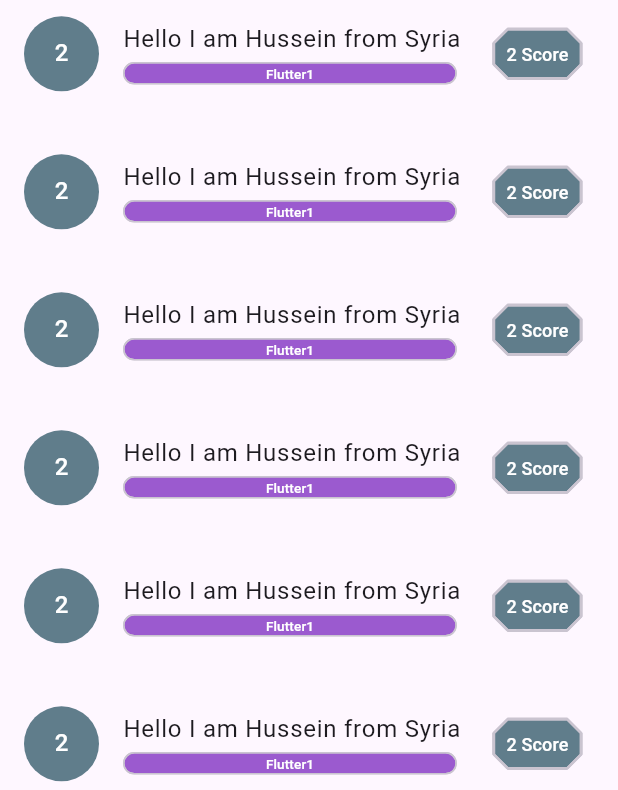
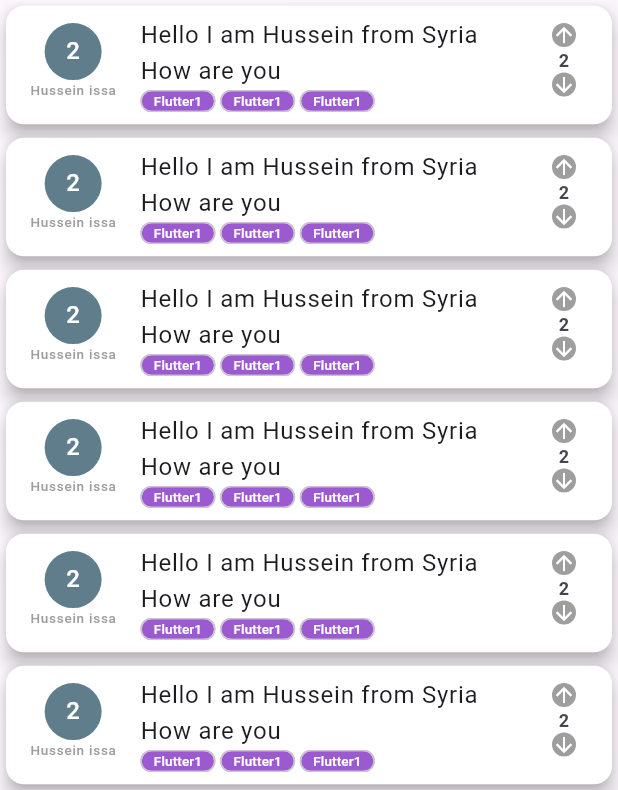
Before and after one commit to husseinmrba/questions_app_flutter, a Flutter app: the screen it shows after launch, on a phone screen of 412 x 824 dp, the part 446-1236 px from its top. Run offline on Flutter 3.47's test engine with Material 3 defaults, Android fonts, the phone set to English and light mode, and no system bars.

Commit message:
done questions view UI

```diff
--- /dev/null
+++ b/lib/widgets/custom_card.dart
@@ -0,0 +1,26 @@
+import 'package:flutter/material.dart';
+import 'package:questions_app/widgets/question_item.dart';
+
+class CustomCard extends StatelessWidget {
+  const CustomCard({super.key});
+
+  @override
+  Widget build(BuildContext context) {
+    return Container(
+      decoration: BoxDecoration(boxShadow: [
+        BoxShadow(
+          blurRadius: 5,
+          color: Colors.grey.withOpacity(.09),
+          spreadRadius: 0,
+          offset: const Offset(2, 2),
+        ),
+      ]),
+      child: const Card(
+        surfaceTintColor: Colors.white,
+        elevation: 5,
+        color: Colors.white,
+        child: QuestionItem(),
+      ),
+    );
+  }
+}
--- a/lib/widgets/question_item.dart
+++ b/lib/widgets/question_item.dart
@@ -10,15 +10,35 @@ class QuestionItem extends StatelessWidget {
   @override
   Widget build(BuildContext context) {
     return ListTile(
-      leading: const CircleAvatar(
-        radius: 25,
-        foregroundColor: Colors.white,
-        backgroundColor: Colors.blueGrey,
-        child: Text('2'),
+      leading: const Column(
+        children: [
+          CircleAvatar(
+            radius: 19,
+            foregroundColor: Colors.white,
+            backgroundColor: Colors.blueGrey,
+            child: Text('2'),
+          ),
+          Text(
+            'Hussein issa',
+            style: TextStyle(
+              fontSize: 9,
+              color: Colors.grey,
+            ),
+          )
+        ],
       ),
-      title: const Text('Hello I am Hussein from Syria'),
-      subtitle: SubTitleQuestion(),
-      trailing: TrailingQuestion(),
+      title: const Text('Hello I am Hussein from Syria How are you'),
+      subtitle: Container(
+        height: 15,
+        padding: const EdgeInsets.only(right: 100),
+        child: ListView.builder(
+            scrollDirection: Axis.horizontal,
+            itemCount: 5,
+            itemBuilder: (context, index) {
+              return const SubTitleQuestion();
+            }),
+      ),
+      trailing: const TrailingQuestion(),
     );
   }
 }
--- a/lib/widgets/questions_list_view.dart
+++ b/lib/widgets/questions_list_view.dart
@@ -1,5 +1,5 @@
 import 'package:flutter/material.dart';
-import 'package:questions_app/widgets/question_item.dart';
+import 'package:questions_app/widgets/custom_card.dart';
 
 class QuestionsListView extends StatelessWidget {
   const QuestionsListView({
@@ -10,11 +10,11 @@ class QuestionsListView extends StatelessWidget {
   Widget build(BuildContext context) {
     return ListView.separated(
       separatorBuilder: (context, index) {
-        return const SizedBox(height: 20);
+        return const SizedBox(height: 1);
       },
       itemCount: 10,
       itemBuilder: (context, index) {
-        return const QuestionItem();
+        return const CustomCard();
       },
     );
   }
--- a/lib/widgets/sub_title_question.dart
+++ b/lib/widgets/sub_title_question.dart
@@ -8,12 +8,12 @@ class SubTitleQuestion extends StatelessWidget {
   @override
   Widget build(BuildContext context) {
     return Padding(
-      padding: const EdgeInsets.only(right: 8.0),
+      padding: const EdgeInsets.only(right: 3.0),
       child: SizedBox(
         height: 15,
         child: Chip(
           padding: EdgeInsets.zero,
-          label: Align(
+          label:const  Align(
             alignment: Alignment.topCenter,
             child: Text(
               'Flutter1',
--- a/lib/widgets/trailing_question.dart
+++ b/lib/widgets/trailing_question.dart
@@ -7,19 +7,34 @@ class TrailingQuestion extends StatelessWidget {
 
   @override
   Widget build(BuildContext context) {
-    return Chip(
-      padding: EdgeInsets.zero,
-      label: const Text(
-        '2 Score',
-        style: TextStyle(
-          color: Colors.white,
-          fontSize: 12,
+    return const Column(
+      children: [
+        CircleAvatar(
+          radius: 8,
+          backgroundColor: Colors.grey,
+          foregroundColor: Colors.white,
+          child: Icon(
+            Icons.arrow_upward,
+            size: 16,
+          ),
         ),
-      ),
-      backgroundColor: Colors.blueGrey,
-      shape: BeveledRectangleBorder(
-        borderRadius: BorderRadius.circular(10),
-      ),
+        Text(
+          '2',
+          style: TextStyle(
+            fontSize: 12,
+            fontWeight: FontWeight.bold,
+          ),
+        ),
+        CircleAvatar(
+          radius: 8,
+          backgroundColor: Colors.grey,
+          foregroundColor: Colors.white,
+          child: Icon(
+            Icons.arrow_downward,
+            size: 16,
+          ),
+        ),
+      ],
     );
   }
 }
```
